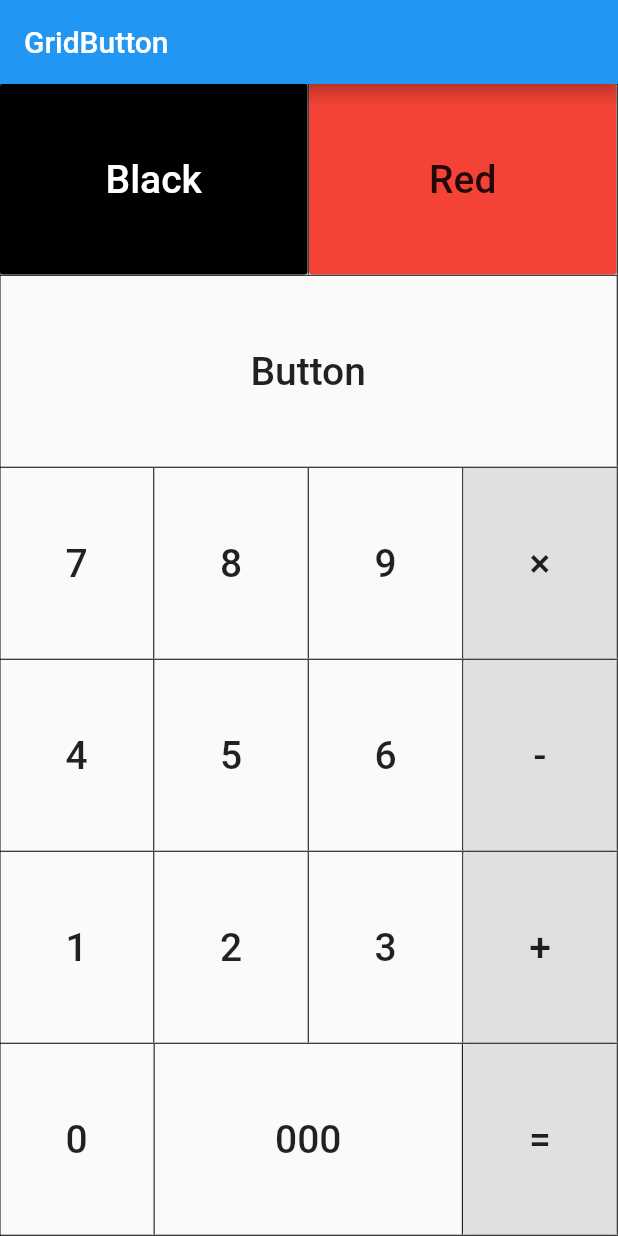
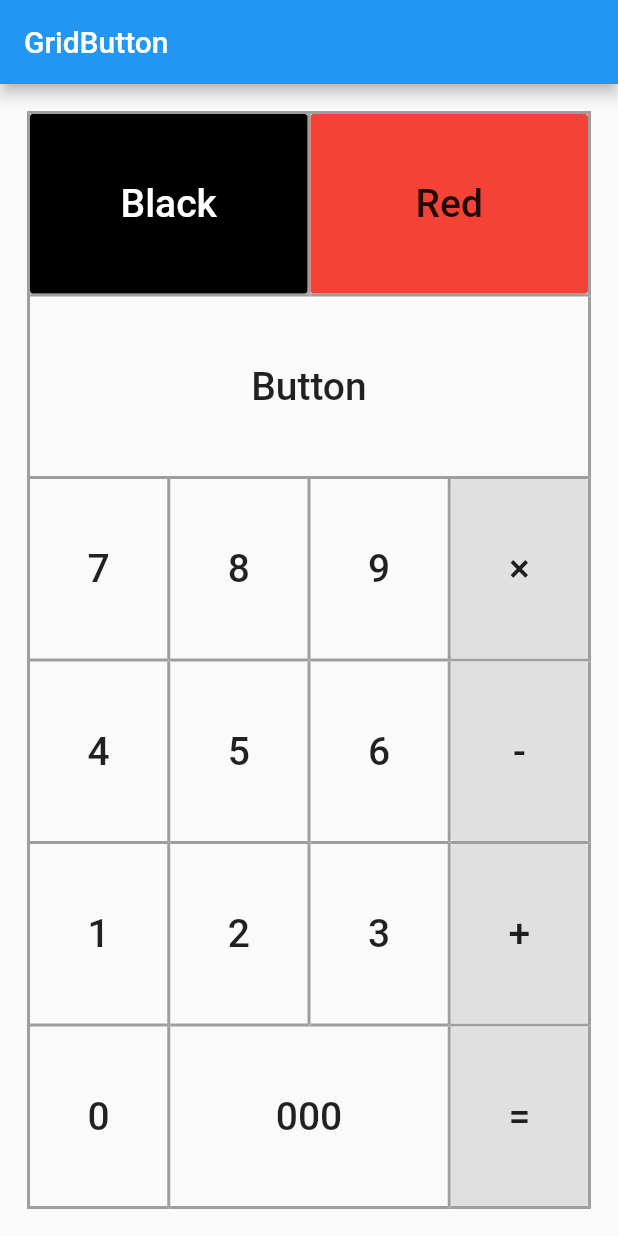
Before and after one commit to zuvola/flutter_grid_button, a Flutter app: the screen it shows after launch, on a phone screen of 412 x 824 dp. Run offline on Flutter 3.47's test engine with Material 2 defaults, Android fonts, the phone set to English and light mode, and no system bars.

Commit message:
Added `GridButton.borderWidth`. Fixed an issue with incorrect border width.

```diff
--- a/example/lib/main.dart
+++ b/example/lib/main.dart
@@ -13,9 +13,12 @@ class MyApp extends StatelessWidget {
           title: Text('GridButton'),
         ),
         body: Builder(builder: (context) {
-          return GridButton(
+          return Padding(
+            padding: const EdgeInsets.all(18.0),
+            child: GridButton(
               textStyle: textStyle,
-            borderColor: Colors.black,
+              borderColor: Colors.grey,
+              borderWidth: 2,
               onPressed: (dynamic val) {
                 Scaffold.of(context).showSnackBar(
                   SnackBar(
@@ -57,6 +60,7 @@ class MyApp extends StatelessWidget {
                   GridButtonItem(title: "=", color: Colors.grey[300]),
                 ],
               ],
+            ),
           );
         }),
       ),
--- a/lib/flutter_grid_button.dart
+++ b/lib/flutter_grid_button.dart
@@ -42,6 +42,9 @@ class GridButton extends StatefulWidget {
   /// The color to use when painting the line.
   final Color borderColor;
 
+  /// Width of the divider border, which is usually 1.0.
+  final double borderWidth;
+
   /// The text style to use for all buttons in the [GridButton].
   /// [GridButtonItem.textStyle] of each item takes precedence.
   final TextStyle textStyle;
@@ -56,6 +59,7 @@ class GridButton extends StatefulWidget {
     this.borderColor,
     this.textStyle,
     this.textDirection,
+    this.borderWidth = 1.0,
   }) : super(key: key);
 
   @override
@@ -63,12 +67,21 @@ class GridButton extends StatefulWidget {
 }
 
 class _GridButtonState extends State<GridButton> {
+  BorderSide _borderSide;
+
   Widget _getButton(int row, int col) {
     GridButtonItem item = widget.items[col][row];
     TextStyle textStyle =
         item.textStyle != null ? item.textStyle : widget.textStyle;
     return Expanded(
       flex: item.flex,
+      child: Container(
+        decoration: BoxDecoration(
+          border: Border(
+            bottom: _borderSide,
+            right: _borderSide,
+          ),
+        ),
         child: FlatButton(
           key: item.key,
           color: item.color,
@@ -81,39 +94,26 @@ class _GridButtonState extends State<GridButton> {
             style: textStyle,
           ),
         ),
+      ),
     );
   }
 
   List<Widget> _getRows(int col) {
-    List<Widget> list = List(widget.items[col].length * 2);
+    List<Widget> list = List(widget.items[col].length);
     for (int i = 0; i < list.length; i++) {
-      if (i % 2 == 1) {
-        list[i] = VerticalDivider(
-          width: 1,
-          color: widget.borderColor,
-        );
-        continue;
-      }
-      list[i] = _getButton(i ~/ 2, col);
+      list[i] = _getButton(i, col);
     }
     return list;
   }
 
   List<Widget> _getCols() {
-    List<Widget> list = List(widget.items.length * 2);
+    List<Widget> list = List(widget.items.length);
     for (int i = 0; i < list.length; i++) {
-      if (i % 2 == 1) {
-        list[i] = Divider(
-          height: 1,
-          color: widget.borderColor,
-        );
-        continue;
-      }
       list[i] = Expanded(
         child: Row(
           textDirection: widget.textDirection,
           crossAxisAlignment: CrossAxisAlignment.stretch,
-          children: _getRows(i ~/ 2),
+          children: _getRows(i),
         ),
       );
     }
@@ -122,11 +122,13 @@ class _GridButtonState extends State<GridButton> {
 
   @override
   Widget build(BuildContext context) {
+    _borderSide = Divider.createBorderSide(context,
+        color: widget.borderColor, width: widget.borderWidth);
     return Container(
       decoration: BoxDecoration(
         border: Border(
-          top: Divider.createBorderSide(context, color: widget.borderColor),
-          left: Divider.createBorderSide(context, color: widget.borderColor),
+          top: _borderSide,
+          left: _borderSide,
         ),
       ),
       child: Column(
--- a/pubspec.yaml
+++ b/pubspec.yaml
@@ -1,6 +1,6 @@
 name: flutter_grid_button
 description: Flutter widget that arrange buttons in a grid. It is useful for making a number pad, calculator, and so on.
-version: 1.1.2
+version: 1.1.3
 author: zuvola <zuvola@gmail.com>
 homepage: https://github.com/zuvola/flutter_grid_button
 
```
Also changed, not shown: example/pubspec.lock, 1 other file. Lines whose indentation alone changed are shown as unchanged.
